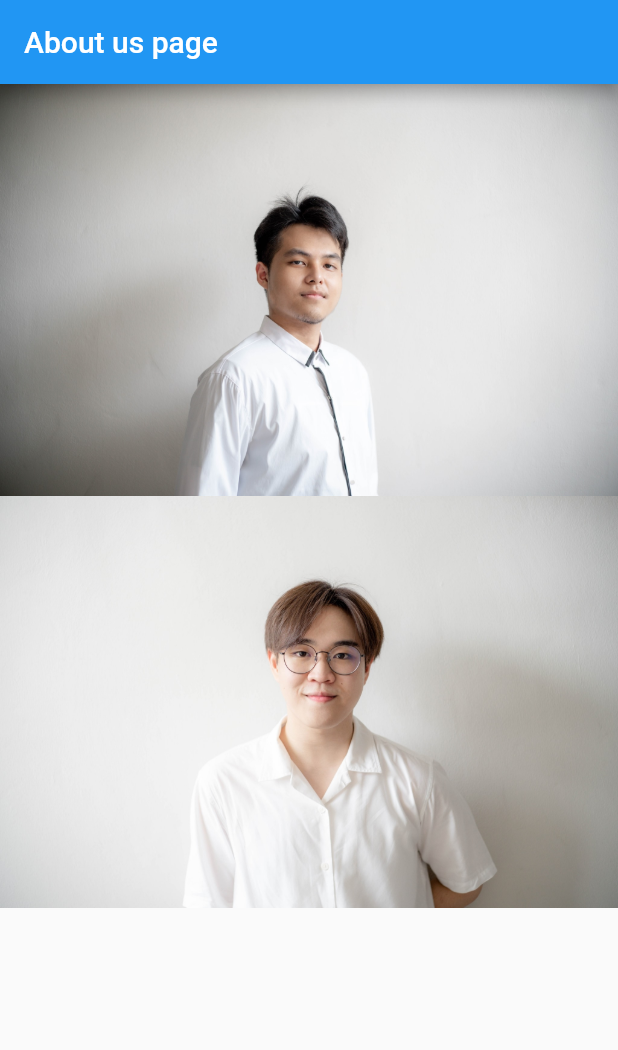
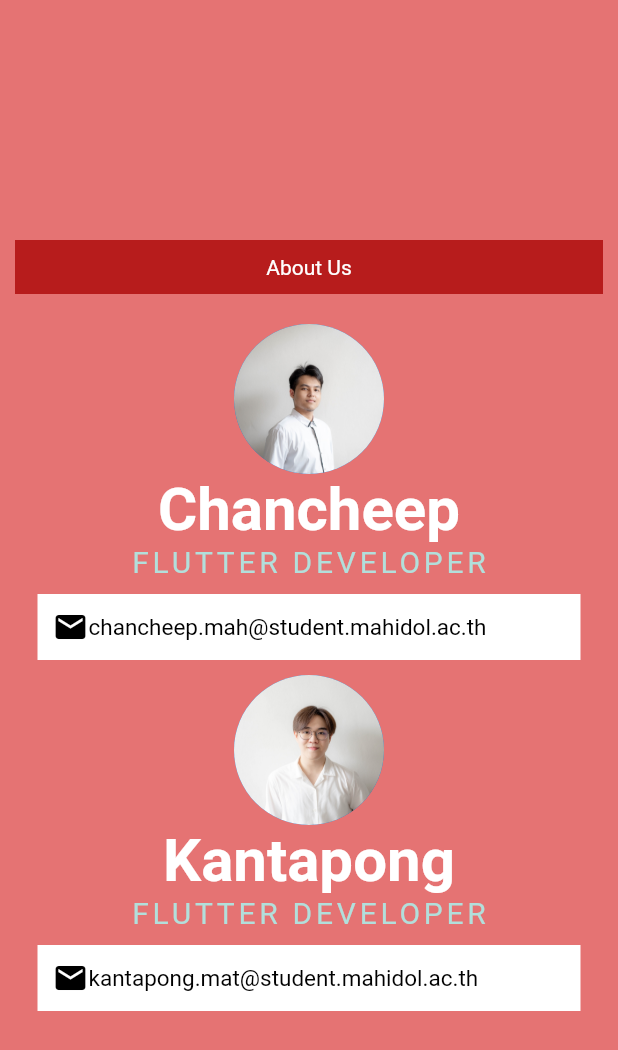
Before and after one commit to NChancheep/flutter_location_app, a Flutter app: the screen it shows after launch, after a tap on "About us", on a phone screen of 412 x 824 dp. Shown: the top 1050 px of the screen. Run offline on Flutter 3.47's test engine with Material 2 defaults, Android fonts, the phone set to English and light mode, and no system bars; our stand-ins replace flutter_map, geolocator, latlong2.

Commit message:
Wat-Pao
Update

```diff
--- a/watpao/lib/src/aboutus.dart
+++ b/watpao/lib/src/aboutus.dart
@@ -9,15 +9,114 @@ class AboutusPage extends StatelessWidget {
     return MaterialApp(
 
       home: Scaffold(
-        appBar: AppBar(
-          title: Text('About us page'),
-        ),
+        backgroundColor: Colors.red[300],
 
-        body: Center(
+        body: SafeArea(
           child: Column(
-            children: <Widget>[
-              Image.asset('assets/chancheep.jpg'),
-              Image.asset('assets/kantapong.jpg'),
+            mainAxisAlignment: MainAxisAlignment.center,
+          children: <Widget>[
+
+            ClipRRect(
+              child: Container(
+                width: double.infinity,
+                padding: const EdgeInsets.all(10.0),
+                margin: const EdgeInsets.symmetric(horizontal: 10.0, vertical: 20),
+                color: Colors.red[900],
+                child: const Center(
+                  child: Text("About Us",style:
+                  TextStyle(
+                    color: Colors.white,
+                  ),),
+                ),
+              ),
+            ),
+
+            const CircleAvatar(
+              radius: 50.0,
+              backgroundImage: AssetImage('assets/chancheep.jpg'),
+            ),
+            const Text("Chancheep",style:
+              TextStyle(
+                fontSize: 40.0,
+                color: Colors.white,
+                fontWeight: FontWeight.bold,
+              ),
+            ),
+            Text("FLUTTER DEVELOPER",style:
+              TextStyle(
+                color: Colors.teal.shade100,
+                fontSize: 20.0,
+                letterSpacing: 2.5,
+              ),
+            ),
+            Container(
+              color: Colors.white,
+              padding: const EdgeInsets.all(10.0),
+              margin: const EdgeInsets.symmetric(vertical: 10.0,horizontal: 25.0),
+              child: Row(
+                children: const <Widget>[
+                  Icon(
+                    Icons.email,
+                    color: Colors.black,
+                  ),
+                  Text(
+                    "chancheep.mah@student.mahidol.ac.th",
+                    style: TextStyle(
+                      fontSize: 15.0,
+                      color: Colors.black,
+                    ),
+                  )
+                ],
+              ),
+            ),
+
+            const SizedBox(
+              width: 10.0,
+            ),
+
+            const CircleAvatar(
+              radius: 50.0,
+              backgroundImage: AssetImage('assets/kantapong.jpg'),
+            ),
+            const Text("Kantapong",style:
+              TextStyle(
+                fontSize: 40.0,
+                color: Colors.white,
+                fontWeight: FontWeight.bold,
+              ),
+            ),
+            Text("FLUTTER DEVELOPER",style:
+              TextStyle(
+                color: Colors.teal.shade100,
+                fontSize: 20.0,
+                letterSpacing: 2.5,
+              ),
+            ),
+            Container(
+              color: Colors.white,
+              padding: const EdgeInsets.all(10.0),
+              margin: const EdgeInsets.symmetric(vertical: 10.0,horizontal: 25.0),
+              child: Row(
+                children: const <Widget>[
+                  Icon(
+                    Icons.email,
+                    color: Colors.black,
+                  ),
+                  Text(
+                    "kantapong.mat@student.mahidol.ac.th",
+                    style: TextStyle(
+                      fontSize: 15.0,
+                      color: Colors.black,
+                    ),
+                  )
+                ],
+              ),
+            ),
+
+            // const CircleAvatar(
+            //   radius: 50.0,
+            //   backgroundImage: AssetImage('assets/kantapong.jpg'),
+            // ),
             ],
           ),
         ),
--- a/watpao/lib/src/cover.dart
+++ b/watpao/lib/src/cover.dart
@@ -9,23 +9,35 @@ class CoverPage extends StatelessWidget {
     return MaterialApp(
 
       home: Scaffold(
+        backgroundColor: Colors.red[300],
+        appBar: AppBar(
+          title: Text(''),
+          backgroundColor: Colors.red[900],
+        ),
         body: Center(
             child: Column(
               mainAxisSize: MainAxisSize.min,
               children: <Widget>[
                 Image.asset('assets/watpao_cover.png'),
                 const SizedBox(height: 30),
-          ElevatedButton(
+                RaisedButton(
                   child: const Text('Get started'),
                   onPressed: () {
                     Navigator.of(context).pushNamed('/homePage');
                   },
+                  color: Colors.red[900],
+                  textColor: Colors.white,
                 ),
-          ElevatedButton(
+                SizedBox(
+                  height: 20.0,
+                ),
+                RaisedButton(
                   child: const Text('About us'),
                   onPressed: () {
                     Navigator.of(context).pushNamed('/aboutusPage');
                   },
+                  color: Colors.red[900],
+                  textColor: Colors.white,
               ),
             ],
           ),
```
Lines whose indentation alone changed are shown as unchanged.
